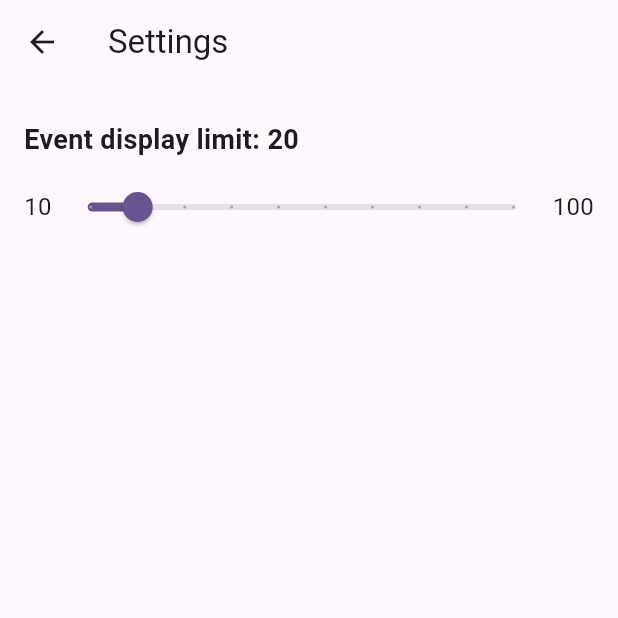
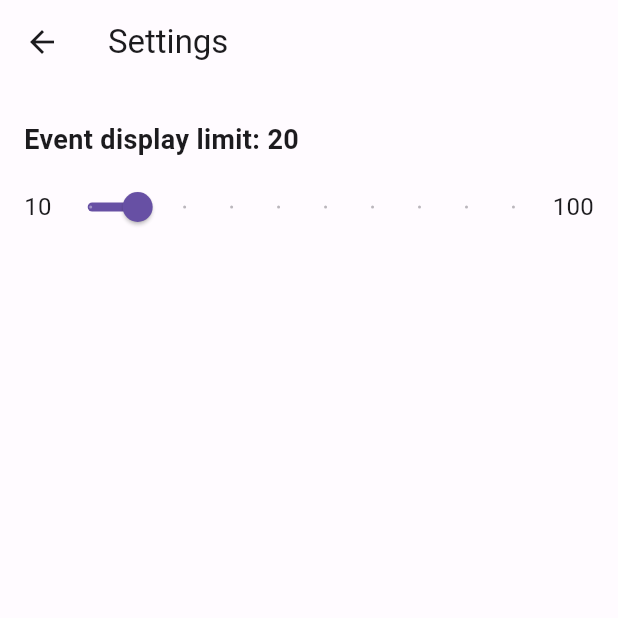
Before and after one commit to blcoyote/camera-events-flutter-app, a Flutter app: the SettingsScreen screen opened by its route, on a phone screen of 412 x 824 dp, the top half of it. Run offline on Flutter 3.47's test engine with Material 3 defaults, Android fonts, the phone set to English and light mode, and no system bars; our stand-ins replace firebase_core, firebase_messaging, flutter_local_notifications, jwt_decoder, open_file, permission_handler and 1 more; accounts and stored records are empty; network calls fail.

Commit message:
add teme

```diff
--- /dev/null
+++ b/lib/color_schemes.dart
@@ -0,0 +1,69 @@
+import 'package:flutter/material.dart';
+
+const lightColorScheme = ColorScheme(
+  brightness: Brightness.light,
+  primary: Color(0xFF6750A4),
+  onPrimary: Color(0xFFFFFFFF),
+  primaryContainer: Color(0xFF5D0BF3),
+  onPrimaryContainer: Color(0xFF22005D),
+  secondary: Color(0xFF625B71),
+  onSecondary: Color(0xFFFFFFFF),
+  secondaryContainer: Color(0xFFE8DEF8),
+  onSecondaryContainer: Color(0xFF1E192B),
+  tertiary: Color(0xFF2E6B26),
+  onTertiary: Color(0xFFFFFFFF),
+  tertiaryContainer: Color(0xFFB0F49E),
+  onTertiaryContainer: Color(0xFF002201),
+  error: Color(0xFFBA1A1A),
+  errorContainer: Color(0xFFFFDAD6),
+  onError: Color(0xFFFFFFFF),
+  onErrorContainer: Color(0xFF410002),
+  background: Color(0xFFFFFBFF),
+  onBackground: Color(0xFF1C1B1E),
+  surface: Color(0xFFFFFBFF),
+  onSurface: Color(0xFF1C1B1E),
+  surfaceVariant: Color(0xFFE7E0EB),
+  onSurfaceVariant: Color(0xFF49454E),
+  outline: Color(0xFF7A757F),
+  onInverseSurface: Color(0xFFF4EFF4),
+  inverseSurface: Color(0xFF313033),
+  inversePrimary: Color(0xFFCFBCFF),
+  shadow: Color(0xFF000000),
+  surfaceTint: Color(0xFF6750A4),
+  outlineVariant: Color(0xFFCAC4CF),
+  scrim: Color(0xFF000000),
+);
+
+const darkColorScheme = ColorScheme(
+  brightness: Brightness.dark,
+  primary: Color(0xFFCFBCFF),
+  onPrimary: Color(0xFF381E72),
+  primaryContainer: Color(0xFF4F378A),
+  onPrimaryContainer: Color(0xFFE9DDFF),
+  secondary: Color(0xFFCBC2DB),
+  onSecondary: Color(0xFF332D41),
+  secondaryContainer: Color(0xFF4A4458),
+  onSecondaryContainer: Color(0xFFE8DEF8),
+  tertiary: Color(0xFF95D785),
+  onTertiary: Color(0xFF003A02),
+  tertiaryContainer: Color(0xFF135210),
+  onTertiaryContainer: Color(0xFFB0F49E),
+  error: Color(0xFFFFB4AB),
+  errorContainer: Color(0xFF93000A),
+  onError: Color(0xFF690005),
+  onErrorContainer: Color(0xFFFFDAD6),
+  background: Color(0xFF1C1B1E),
+  onBackground: Color(0xFFE6E1E6),
+  surface: Color(0xFF1C1B1E),
+  onSurface: Color(0xFFE6E1E6),
+  surfaceVariant: Color(0xFF49454E),
+  onSurfaceVariant: Color(0xFFCAC4CF),
+  outline: Color(0xFF948F99),
+  onInverseSurface: Color(0xFF1C1B1E),
+  inverseSurface: Color(0xFFE6E1E6),
+  inversePrimary: Color(0xFF6750A4),
+  shadow: Color(0xFF000000),
+  surfaceTint: Color(0xFFCFBCFF),
+  outlineVariant: Color(0xFF49454E),
+  scrim: Color(0xFF000000),
+);
```
Also changed, not shown: lib/main.dart (+4 -12 lines).
